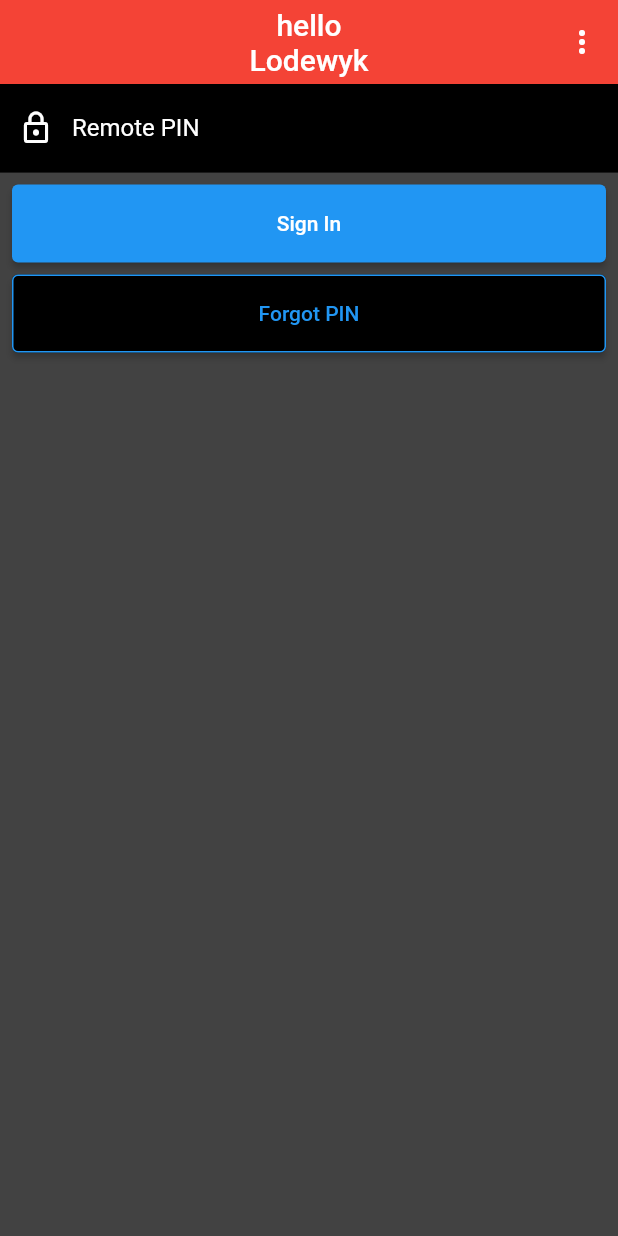
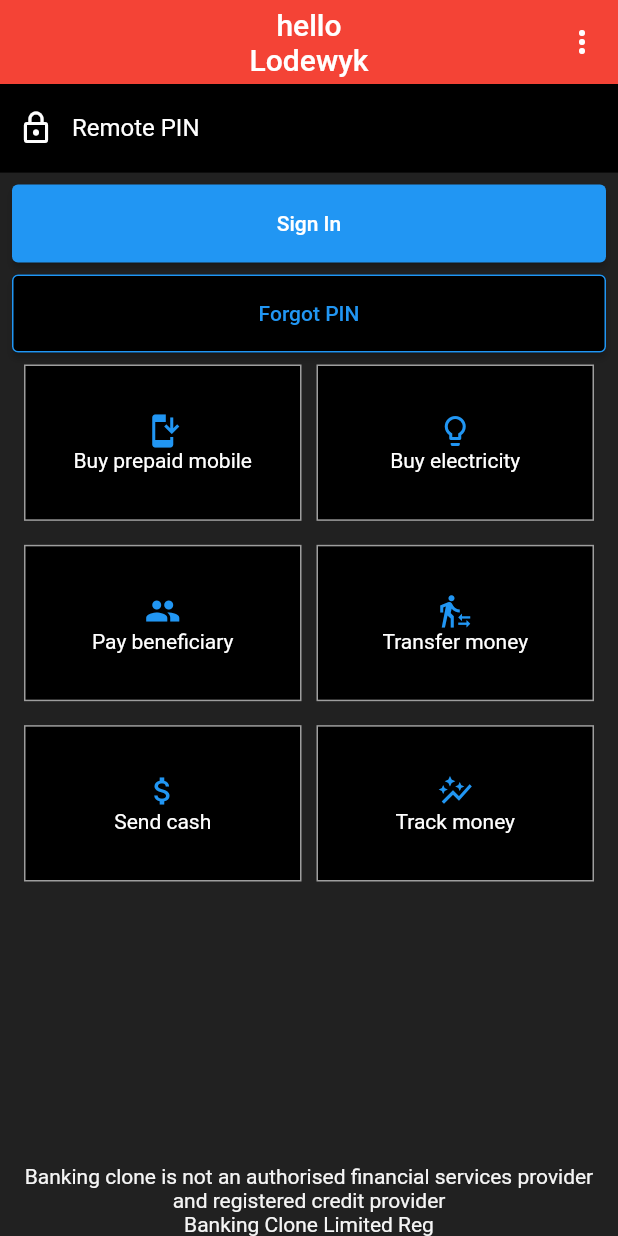
Before and after one commit to LodewykRoux/banking_clone, a Flutter app: the screen it shows after launch, on a phone screen of 412 x 824 dp. Run offline on Flutter 3.47's test engine with Material 2 defaults, Android fonts, the light colour scheme and no system bars.

Commit message:
Finished the look of the login page

```diff
--- a/lib/screens/auth/login.dart
+++ b/lib/screens/auth/login.dart
@@ -1,6 +1,7 @@
 import 'package:banking_clone/screens/auth/welcome.dart';
 import 'package:banking_clone/service/navigation_service.dart';
 import 'package:banking_clone/service/scaffold_messenger_service.dart';
+import 'package:banking_clone/widget/snackbar/tile/event_tile.dart';
 import 'package:flutter/material.dart';
 
 class Login extends StatelessWidget {
@@ -64,9 +65,43 @@ class Login extends StatelessWidget {
     );
   }
 
+  Widget _eventTileRow(
+    IconData firstIcon,
+    String firstText,
+    IconData secondIcon,
+    String secondText,
+  ) {
+    return Padding(
+      padding: const EdgeInsets.all(8.0),
+      child: Row(
+        mainAxisAlignment: MainAxisAlignment.spaceEvenly,
+        children: [
+          Expanded(
+            child: EventTile(
+              icon: firstIcon,
+              text: firstText,
+              onPressed: () {},
+            ),
+          ),
+          const SizedBox(
+            width: 10,
+          ),
+          Expanded(
+            child: EventTile(
+              icon: secondIcon,
+              text: secondText,
+              onPressed: () {},
+            ),
+          ),
+        ],
+      ),
+    );
+  }
+
   @override
   Widget build(BuildContext context) {
     return Scaffold(
+      resizeToAvoidBottomInset: false,
       appBar: AppBar(
         backgroundColor: Colors.red,
         actions: [
@@ -83,11 +118,12 @@ class Login extends StatelessWidget {
           ],
         ),
       ),
-      backgroundColor: Colors.grey[800],
+      backgroundColor: Colors.grey[900],
       body: Column(
         children: [
           _loginText(),
-          Padding(
+          Expanded(
+            child: Padding(
               padding: const EdgeInsets.only(top: 8, left: 8, right: 8),
               child: Column(
                 crossAxisAlignment: CrossAxisAlignment.stretch,
@@ -97,7 +133,47 @@ class Login extends StatelessWidget {
                     padding: const EdgeInsets.only(top: 8.0),
                     child: _forgetPinButton(),
                   ),
+                  Expanded(
+                    flex: 2,
+                    child: _eventTileRow(
+                        Icons.install_mobile,
+                        'Buy prepaid mobile',
+                        Icons.lightbulb_outline,
+                        'Buy electricity'),
+                  ),
+                  Expanded(
+                    flex: 2,
+                    child: _eventTileRow(Icons.people, 'Pay beneficiary',
+                        Icons.transfer_within_a_station, 'Transfer money'),
+                  ),
+                  Expanded(
+                    flex: 2,
+                    child: _eventTileRow(Icons.attach_money, 'Send cash',
+                        Icons.auto_graph, 'Track money'),
+                  ),
+                  const Spacer(
+                    flex: 3,
+                  ),
+                  Column(
+                    children: [
+                      Text(
+                        'Banking clone is not an authorised financial services provider and registered credit provider',
+                        style: TextStyle(
+                          color: Colors.grey[100],
+                        ),
+                        softWrap: true,
+                        textAlign: TextAlign.center,
+                      ),
+                      Text(
+                        'Banking Clone Limited Reg',
+                        style: TextStyle(
+                          color: Colors.grey[100],
+                        ),
+                      ),
                     ],
+                  )
+                ],
+              ),
             ),
           ),
         ],
--- /dev/null
+++ b/lib/widget/snackbar/tile/event_tile.dart
@@ -0,0 +1,31 @@
+import 'package:flutter/material.dart';
+
+class EventTile extends Container {
+  EventTile(
+      {required IconData icon,
+      required String text,
+      required Function() onPressed,
+      Key? key})
+      : super(
+          key: key,
+          decoration: BoxDecoration(
+              border: Border.all(
+                color: Colors.grey,
+              ),
+              color: Colors.black),
+          child: Column(
+            mainAxisAlignment: MainAxisAlignment.center,
+            crossAxisAlignment: CrossAxisAlignment.center,
+            children: [
+              Icon(
+                icon,
+                color: Colors.blue,
+              ),
+              Text(
+                text,
+                style: const TextStyle(color: Colors.white),
+              )
+            ],
+          ),
+        );
+}
```
Lines whose indentation alone changed are shown as unchanged.
